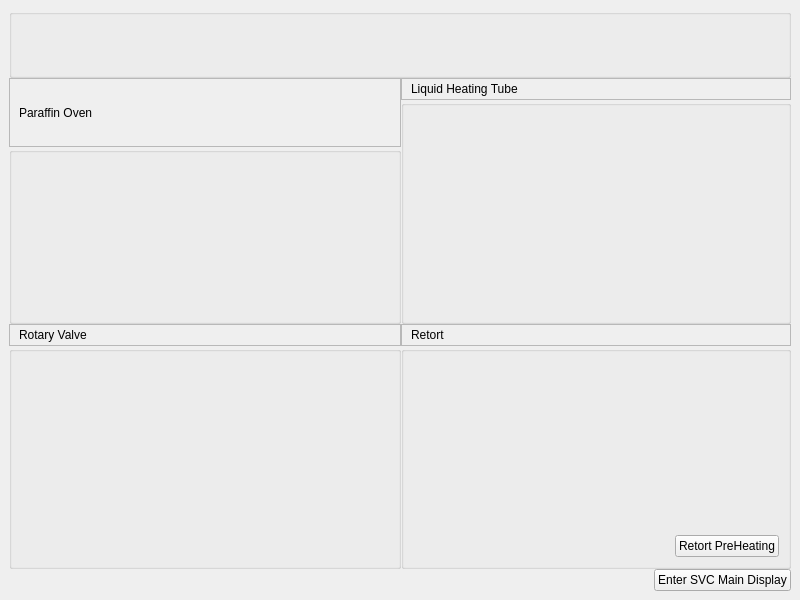
Above: ServiceSW/Master/Components/Diagnostics/Forms/InitialSystem.ui from Liyezhong/Master before the change. Below: the same form after it.
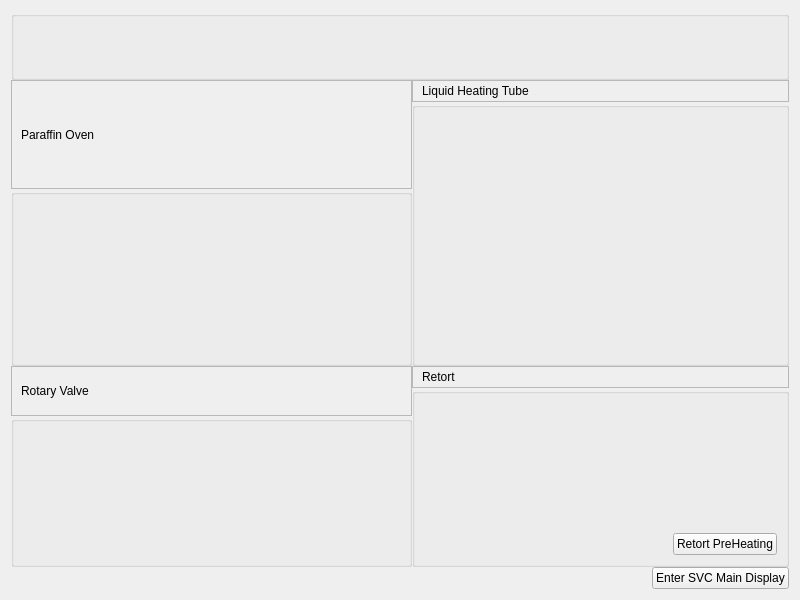
That is the form after the change.

Commit message: Update Initial System Check

The edit to the form file:
```diff
--- a/ServiceSW/Master/Components/Diagnostics/Forms/InitialSystem.ui
+++ b/ServiceSW/Master/Components/Diagnostics/Forms/InitialSystem.ui
@@ -13,15 +13,141 @@
   <property name="windowTitle">
    <string>Form</string>
   </property>
-  <layout class="QGridLayout" name="gridLayout_6">
-   <property name="margin">
-    <number>9</number>
-   </property>
+  <layout class="QGridLayout" name="gridLayout_7">
    <property name="spacing">
     <number>0</number>
    </property>
-   <item row="1" column="0" rowspan="2">
+   <item row="0" column="0" colspan="2">
+    <widget class="QGroupBox" name="mainRelayGroup">
+     <property name="title">
+      <string/>
+     </property>
+     <layout class="QGridLayout" name="gridLayout">
+      <property name="leftMargin">
+       <number>9</number>
+      </property>
+      <property name="topMargin">
+       <number>0</number>
+      </property>
+      <property name="rightMargin">
+       <number>0</number>
+      </property>
+      <property name="bottomMargin">
+       <number>0</number>
+      </property>
+      <property name="spacing">
+       <number>0</number>
+      </property>
+      <item row="0" column="0">
+       <layout class="QHBoxLayout" name="horizontalLayout">
+        <property name="spacing">
+         <number>0</number>
+        </property>
+        <item>
+         <widget class="QLabel" name="mrTestLabel">
+          <property name="text">
+           <string/>
+          </property>
+         </widget>
+        </item>
+        <item>
+         <spacer name="horizontalSpacer">
+          <property name="orientation">
+           <enum>Qt::Horizontal</enum>
+          </property>
+          <property name="sizeHint" stdset="0">
+           <size>
+            <width>40</width>
+            <height>20</height>
+           </size>
+          </property>
+         </spacer>
+        </item>
+        <item>
+         <widget class="QLabel" name="mrChcekLable">
+          <property name="text">
+           <string/>
+          </property>
+         </widget>
+        </item>
+       </layout>
+      </item>
+      <item row="1" column="0">
+       <layout class="QHBoxLayout" name="horizontalLayout_2">
+        <property name="spacing">
+         <number>0</number>
+        </property>
+        <item>
+         <widget class="QLabel" name="voltageTestLabel">
+          <property name="text">
+           <string/>
+          </property>
+         </widget>
+        </item>
+        <item>
+         <spacer name="horizontalSpacer_2">
+          <property name="orientation">
+           <enum>Qt::Horizontal</enum>
+          </property>
+          <property name="sizeHint" stdset="0">
+           <size>
+            <width>40</width>
+            <height>20</height>
+           </size>
+          </property>
+         </spacer>
+        </item>
+        <item>
+         <widget class="QLabel" name="voltageCheckLabel">
+          <property name="text">
+           <string/>
+          </property>
+         </widget>
+        </item>
+       </layout>
+      </item>
+      <item row="2" column="0">
+       <layout class="QHBoxLayout" name="horizontalLayout_3">
+        <property name="spacing">
+         <number>0</number>
+        </property>
+        <item>
+         <widget class="QLabel" name="preTestLabel">
+          <property name="text">
+           <string/>
+          </property>
+         </widget>
+        </item>
+        <item>
+         <spacer name="horizontalSpacer_3">
+          <property name="orientation">
+           <enum>Qt::Horizontal</enum>
+          </property>
+          <property name="sizeHint" stdset="0">
+           <size>
+            <width>40</width>
+            <height>20</height>
+           </size>
+          </property>
+         </spacer>
+        </item>
+        <item>
+         <widget class="QLabel" name="preCheckLable">
+          <property name="text">
+           <string/>
+          </property>
+         </widget>
+        </item>
+       </layout>
+      </item>
+     </layout>
+    </widget>
+   </item>
+   <item row="1" column="0">
     <layout class="QVBoxLayout" name="verticalLayout_2">
+     <property name="spacing">
+      <number>0</number>
+     </property>
      <property name="sizeConstraint">
       <enum>QLayout::SetFixedSize</enum>
      </property>
@@ -330,17 +456,11 @@
        </property>
        <layout class="QGridLayout" name="gridLayout_3">
         <item row="0" column="0">
-         <spacer name="verticalSpacer_2">
-          <property name="orientation">
-           <enum>Qt::Vertical</enum>
+         <widget class="QLabel" name="LTargetTmpLabel">
+          <property name="text">
+           <string/>
           </property>
-          <property name="sizeHint" stdset="0">
-           <size>
-            <width>20</width>
-            <height>109</height>
-           </size>
-          </property>
-         </spacer>
+         </widget>
         </item>
         <item row="0" column="1">
          <spacer name="horizontalSpacer_9">
@@ -349,80 +469,74 @@
           </property>
           <property name="sizeHint" stdset="0">
            <size>
-            <width>253</width>
-            <height>20</height>
+            <width>317</width>
+            <height>17</height>
            </size>
           </property>
          </spacer>
         </item>
-       </layout>
-      </widget>
-     </item>
-    </layout>
-   </item>
-   <item row="2" column="1" rowspan="2">
-    <layout class="QVBoxLayout" name="verticalLayout_4">
-     <item>
-      <widget class="QFrame" name="retortFrame">
-       <property name="autoFillBackground">
-        <bool>true</bool>
-       </property>
-       <property name="frameShape">
-        <enum>QFrame::StyledPanel</enum>
-       </property>
-       <property name="frameShadow">
-        <enum>QFrame::Raised</enum>
-       </property>
-       <layout class="QHBoxLayout" name="horizontalLayout_4">
-        <property name="spacing">
-         <number>0</number>
-        </property>
-        <property name="topMargin">
-         <number>0</number>
-        </property>
-        <property name="rightMargin">
-         <number>0</number>
-        </property>
-        <property name="bottomMargin">
-         <number>0</number>
-        </property>
-        <item>
-         <widget class="QLabel" name="retortTestLable">
+        <item row="0" column="2">
+         <widget class="QLabel" name="LTargetTmpValue">
           <property name="text">
-           <string>Retort</string>
+           <string/>
           </property>
          </widget>
         </item>
-        <item>
-         <spacer name="horizontalSpacer_7">
+        <item row="1" column="0">
+         <widget class="QLabel" name="LCurrentTempLabel">
+          <property name="text">
+           <string/>
+          </property>
+         </widget>
+        </item>
+        <item row="1" column="1">
+         <spacer name="horizontalSpacer_18">
           <property name="orientation">
            <enum>Qt::Horizontal</enum>
           </property>
           <property name="sizeHint" stdset="0">
            <size>
-            <width>321</width>
-            <height>20</height>
+            <width>317</width>
+            <height>17</height>
            </size>
           </property>
          </spacer>
         </item>
-        <item>
-         <widget class="QLabel" name="retortCheckLabel">
+        <item row="1" column="2">
+         <widget class="QLabel" name="LCurrentTempValue">
           <property name="text">
            <string/>
           </property>
          </widget>
         </item>
-       </layout>
-      </widget>
-     </item>
-     <item>
-      <widget class="QGroupBox" name="retortGroup">
-       <property name="title">
-        <string/>
-       </property>
-       <layout class="QGridLayout" name="gridLayout_5">
-        <item row="0" column="1">
+        <item row="2" column="0">
+         <widget class="QLabel" name="LTubeTempLabel">
+          <property name="text">
+           <string/>
+          </property>
+         </widget>
+        </item>
+        <item row="2" column="1">
+         <spacer name="horizontalSpacer_19">
+          <property name="orientation">
+           <enum>Qt::Horizontal</enum>
+          </property>
+          <property name="sizeHint" stdset="0">
+           <size>
+            <width>317</width>
+            <height>17</height>
+           </size>
+          </property>
+         </spacer>
+        </item>
+        <item row="2" column="2">
+         <widget class="QLabel" name="LTubeTempValue">
+          <property name="text">
+           <string/>
+          </property>
+         </widget>
+        </item>
+        <item row="3" column="1">
          <spacer name="verticalSpacer">
           <property name="orientation">
            <enum>Qt::Vertical</enum>
@@ -430,37 +544,17 @@
           <property name="sizeHint" stdset="0">
            <size>
             <width>20</width>
-            <height>108</height>
+            <height>103</height>
            </size>
           </property>
          </spacer>
         </item>
-        <item row="1" column="0">
-         <spacer name="horizontalSpacer_8">
-          <property name="orientation">
-           <enum>Qt::Horizontal</enum>
-          </property>
-          <property name="sizeHint" stdset="0">
-           <size>
-            <width>209</width>
-            <height>20</height>
-           </size>
-          </property>
-         </spacer>
-        </item>
-        <item row="1" column="1">
-         <widget class="QPushButton" name="retortHeatingBtn">
-          <property name="text">
-           <string>Retort PreHeating</string>
-          </property>
-         </widget>
-        </item>
        </layout>
       </widget>
      </item>
     </layout>
    </item>
-   <item row="3" column="0">
+   <item row="2" column="0">
     <layout class="QVBoxLayout" name="verticalLayout_3">
      <item>
       <widget class="QFrame" name="rvFrame">
@@ -523,17 +617,11 @@
        </property>
        <layout class="QGridLayout" name="gridLayout_4">
         <item row="0" column="0">
-         <spacer name="verticalSpacer_4">
-          <property name="orientation">
-           <enum>Qt::Vertical</enum>
+         <widget class="QLabel" name="rvTargetTempS1Label">
+          <property name="text">
+           <string/>
           </property>
-          <property name="sizeHint" stdset="0">
-           <size>
-            <width>20</width>
-            <height>108</height>
-           </size>
-          </property>
-         </spacer>
+         </widget>
         </item>
         <item row="0" column="1">
          <spacer name="horizontalSpacer_11">
@@ -542,12 +630,127 @@
           </property>
           <property name="sizeHint" stdset="0">
            <size>
-            <width>253</width>
+            <width>357</width>
             <height>20</height>
            </size>
           </property>
          </spacer>
         </item>
+        <item row="0" column="2">
+         <widget class="QLabel" name="rvTargetTempS1Value">
+          <property name="text">
+           <string/>
+          </property>
+         </widget>
+        </item>
+        <item row="1" column="0">
+         <widget class="QLabel" name="rvTargetTempS2Label">
+          <property name="text">
+           <string/>
+          </property>
+         </widget>
+        </item>
+        <item row="1" column="1">
+         <spacer name="horizontalSpacer_20">
+          <property name="orientation">
+           <enum>Qt::Horizontal</enum>
+          </property>
+          <property name="sizeHint" stdset="0">
+           <size>
+            <width>357</width>
+            <height>20</height>
+           </size>
+          </property>
+         </spacer>
+        </item>
+        <item row="1" column="2">
+         <widget class="QLabel" name="rvTargetTempS2Value">
+          <property name="text">
+           <string/>
+          </property>
+         </widget>
+        </item>
+        <item row="2" column="0">
+         <widget class="QLabel" name="rvCurTempS1Label">
+          <property name="text">
+           <string/>
+          </property>
+         </widget>
+        </item>
+        <item row="2" column="1">
+         <spacer name="horizontalSpacer_21">
+          <property name="orientation">
+           <enum>Qt::Horizontal</enum>
+          </property>
+          <property name="sizeHint" stdset="0">
+           <size>
+            <width>357</width>
+            <height>20</height>
+           </size>
+          </property>
+         </spacer>
+        </item>
+        <item row="2" column="2">
+         <widget class="QLabel" name="rvCurTempS1Value">
+          <property name="text">
+           <string/>
+          </property>
+         </widget>
+        </item>
+        <item row="3" column="0">
+         <widget class="QLabel" name="rvCurTempS2Label">
+          <property name="text">
+           <string/>
+          </property>
+         </widget>
+        </item>
+        <item row="3" column="1">
+         <spacer name="horizontalSpacer_22">
+          <property name="orientation">
+           <enum>Qt::Horizontal</enum>
+          </property>
+          <property name="sizeHint" stdset="0">
+           <size>
+            <width>357</width>
+            <height>20</height>
+           </size>
+          </property>
+         </spacer>
+        </item>
+        <item row="3" column="2">
+         <widget class="QLabel" name="rvCurTempS2Value">
+          <property name="text">
+           <string/>
+          </property>
+         </widget>
+        </item>
+        <item row="4" column="0">
+         <widget class="QLabel" name="rvCurrentLabel">
+          <property name="text">
+           <string/>
+          </property>
+         </widget>
+        </item>
+        <item row="4" column="1">
+         <spacer name="horizontalSpacer_23">
+          <property name="orientation">
+           <enum>Qt::Horizontal</enum>
+          </property>
+          <property name="sizeHint" stdset="0">
+           <size>
+            <width>357</width>
+            <height>20</height>
+           </size>
+          </property>
+         </spacer>
+        </item>
+        <item row="4" column="2">
+         <widget class="QLabel" name="rvCurrentValue">
+          <property name="text">
+           <string/>
+          </property>
+         </widget>
+        </item>
        </layout>
        <zorder>horizontalSpacer_11</zorder>
        <zorder></zorder>
@@ -556,7 +759,236 @@
      </item>
     </layout>
    </item>
-   <item row="4" column="0" colspan="2">
+   <item row="2" column="1">
+    <layout class="QVBoxLayout" name="verticalLayout_4">
+     <property name="spacing">
+      <number>0</number>
+     </property>
+     <item>
+      <widget class="QFrame" name="retortFrame">
+       <property name="autoFillBackground">
+        <bool>true</bool>
+       </property>
+       <property name="frameShape">
+        <enum>QFrame::StyledPanel</enum>
+       </property>
+       <property name="frameShadow">
+        <enum>QFrame::Raised</enum>
+       </property>
+       <layout class="QHBoxLayout" name="horizontalLayout_4">
+        <property name="spacing">
+         <number>0</number>
+        </property>
+        <property name="topMargin">
+         <number>0</number>
+        </property>
+        <property name="rightMargin">
+         <number>0</number>
+        </property>
+        <property name="bottomMargin">
+         <number>0</number>
+        </property>
+        <item>
+         <widget class="QLabel" name="retortTestLabel">
+          <property name="text">
+           <string>Retort</string>
+          </property>
+         </widget>
+        </item>
+        <item>
+         <spacer name="horizontalSpacer_7">
+          <property name="orientation">
+           <enum>Qt::Horizontal</enum>
+          </property>
+          <property name="sizeHint" stdset="0">
+           <size>
+            <width>321</width>
+            <height>20</height>
+           </size>
+          </property>
+         </spacer>
+        </item>
+        <item>
+         <widget class="QLabel" name="retortCheckLabel">
+          <property name="text">
+           <string/>
+          </property>
+         </widget>
+        </item>
+       </layout>
+      </widget>
+     </item>
+     <item>
+      <widget class="QGroupBox" name="retortGroup">
+       <property name="title">
+        <string/>
+       </property>
+       <layout class="QGridLayout" name="gridLayout_6">
+        <item row="0" column="0" colspan="2">
+         <layout class="QGridLayout" name="gridLayout_5">
+          <item row="0" column="0">
+           <widget class="QLabel" name="retortTargetTempLabel">
+            <property name="text">
+             <string/>
+            </property>
+           </widget>
+          </item>
+          <item row="0" column="1">
+           <spacer name="horizontalSpacer_8">
+            <property name="orientation">
+             <enum>Qt::Horizontal</enum>
+            </property>
+            <property name="sizeHint" stdset="0">
+             <size>
+              <width>137</width>
+              <height>20</height>
+             </size>
+            </property>
+           </spacer>
+          </item>
+          <item row="0" column="2">
+           <widget class="QLabel" name="retortTargetTempValue">
+            <property name="text">
+             <string/>
+            </property>
+           </widget>
+          </item>
+          <item row="1" column="0">
+           <widget class="QLabel" name="retortCurTempSLabel">
+            <property name="text">
+             <string/>
+            </property>
+           </widget>
+          </item>
+          <item row="1" column="1">
+           <spacer name="horizontalSpacer_24">
+            <property name="orientation">
+             <enum>Qt::Horizontal</enum>
+            </property>
+            <property name="sizeHint" stdset="0">
+             <size>
+              <width>137</width>
+              <height>20</height>
+             </size>
+            </property>
+           </spacer>
+          </item>
+          <item row="1" column="2">
+           <widget class="QLabel" name="retortCurTempSValue">
+            <property name="text">
+             <string/>
+            </property>
+           </widget>
+          </item>
+          <item row="2" column="0">
+           <widget class="QLabel" name="retortCurTempB1Label">
+            <property name="text">
+             <string/>
+            </property>
+           </widget>
+          </item>
+          <item row="2" column="1">
+           <spacer name="horizontalSpacer_25">
+            <property name="orientation">
+             <enum>Qt::Horizontal</enum>
+            </property>
+            <property name="sizeHint" stdset="0">
+             <size>
+              <width>137</width>
+              <height>20</height>
+             </size>
+            </property>
+           </spacer>
+          </item>
+          <item row="2" column="2">
+           <widget class="QLabel" name="retortCurTempB1Value">
+            <property name="text">
+             <string/>
+            </property>
+           </widget>
+          </item>
+          <item row="3" column="0">
+           <widget class="QLabel" name="retortCurTempB2Label">
+            <property name="text">
+             <string/>
+            </property>
+           </widget>
+          </item>
+          <item row="3" column="1">
+           <spacer name="horizontalSpacer_26">
+            <property name="orientation">
+             <enum>Qt::Horizontal</enum>
+            </property>
+            <property name="sizeHint" stdset="0">
+             <size>
+              <width>137</width>
+              <height>20</height>
+             </size>
+            </property>
+           </spacer>
+          </item>
+          <item row="3" column="2">
+           <widget class="QLabel" name="retortCurTempB2Value">
+            <property name="text">
+             <string/>
+            </property>
+           </widget>
+          </item>
+          <item row="4" column="0">
+           <widget class="QLabel" name="retortCurrentLabel">
+            <property name="text">
+             <string/>
+            </property>
+           </widget>
+          </item>
+          <item row="4" column="1">
+           <spacer name="horizontalSpacer_27">
+            <property name="orientation">
+             <enum>Qt::Horizontal</enum>
+            </property>
+            <property name="sizeHint" stdset="0">
+             <size>
+              <width>137</width>
+              <height>20</height>
+             </size>
+            </property>
+           </spacer>
+          </item>
+          <item row="4" column="2">
+           <widget class="QLabel" name="retortCurrentValue">
+            <property name="text">
+             <string/>
+            </property>
+           </widget>
+          </item>
+         </layout>
+        </item>
+        <item row="1" column="0">
+         <spacer name="horizontalSpacer_28">
+          <property name="orientation">
+           <enum>Qt::Horizontal</enum>
+          </property>
+          <property name="sizeHint" stdset="0">
+           <size>
+            <width>203</width>
+            <height>20</height>
+           </size>
+          </property>
+         </spacer>
+        </item>
+        <item row="1" column="1">
+         <widget class="QPushButton" name="retortHeatingBtn">
+          <property name="text">
+           <string>Retort PreHeating</string>
+          </property>
+         </widget>
+        </item>
+       </layout>
+      </widget>
+     </item>
+    </layout>
+   </item>
+   <item row="3" column="0" colspan="2">
     <layout class="QHBoxLayout" name="horizontalLayout_8">
      <item>
       <spacer name="horizontalSpacer_12">
@@ -580,132 +1012,6 @@
      </item>
     </layout>
    </item>
-   <item row="0" column="0" colspan="2">
-    <widget class="QGroupBox" name="mainRelayGroup">
-     <property name="title">
-      <string/>
-     </property>
-     <layout class="QGridLayout" name="gridLayout">
-      <property name="leftMargin">
-       <number>9</number>
-      </property>
-      <property name="topMargin">
-       <number>0</number>
-      </property>
-      <property name="rightMargin">
-       <number>0</number>
-      </property>
-      <property name="bottomMargin">
-       <number>0</number>
-      </property>
-      <property name="spacing">
-       <number>0</number>
-      </property>
-      <item row="0" column="0">
-       <layout class="QHBoxLayout" name="horizontalLayout">
-        <property name="spacing">
-         <number>0</number>
-        </property>
-        <item>
-         <widget class="QLabel" name="mrTestLabel">
-          <property name="text">
-           <string/>
-          </property>
-         </widget>
-        </item>
-        <item>
-         <spacer name="horizontalSpacer">
-          <property name="orientation">
-           <enum>Qt::Horizontal</enum>
-          </property>
-          <property name="sizeHint" stdset="0">
-           <size>
-            <width>40</width>
-            <height>20</height>
-           </size>
-          </property>
-         </spacer>
-        </item>
-        <item>
-         <widget class="QLabel" name="mrChcekLable">
-          <property name="text">
-           <string/>
-          </property>
-         </widget>
-        </item>
-       </layout>
-      </item>
-      <item row="1" column="0">
-       <layout class="QHBoxLayout" name="horizontalLayout_2">
-        <property name="spacing">
-         <number>0</number>
-        </property>
-        <item>
-         <widget class="QLabel" name="voltageTestLabel">
-          <property name="text">
-           <string/>
-          </property>
-         </widget>
-        </item>
-        <item>
-         <spacer name="horizontalSpacer_2">
-          <property name="orientation">
-           <enum>Qt::Horizontal</enum>
-          </property>
-          <property name="sizeHint" stdset="0">
-           <size>
-            <width>40</width>
-            <height>20</height>
-           </size>
-          </property>
-         </spacer>
-        </item>
-        <item>
-         <widget class="QLabel" name="voltageCheckLabel">
-          <property name="text">
-           <string/>
-          </property>
-         </widget>
-        </item>
-       </layout>
-      </item>
-      <item row="2" column="0">
-       <layout class="QHBoxLayout" name="horizontalLayout_3">
-        <property name="spacing">
-         <number>0</number>
-        </property>
-        <item>
-         <widget class="QLabel" name="preTestLabel">
-          <property name="text">
-           <string/>
-          </property>
-         </widget>
-        </item>
-        <item>
-         <spacer name="horizontalSpacer_3">
-          <property name="orientation">
-           <enum>Qt::Horizontal</enum>
-          </property>
-          <property name="sizeHint" stdset="0">
-           <size>
-            <width>40</width>
-            <height>20</height>
-           </size>
-          </property>
-         </spacer>
-        </item>
-        <item>
-         <widget class="QLabel" name="preCheckLable">
-          <property name="text">
-           <string/>
-          </property>
-         </widget>
-        </item>
-       </layout>
-      </item>
-     </layout>
-    </widget>
-   </item>
   </layout>
  </widget>
  <resources/>
```
Left out of the diff: 19 changed lines with no effect on the pictures. The commit also changes 6 other files.
